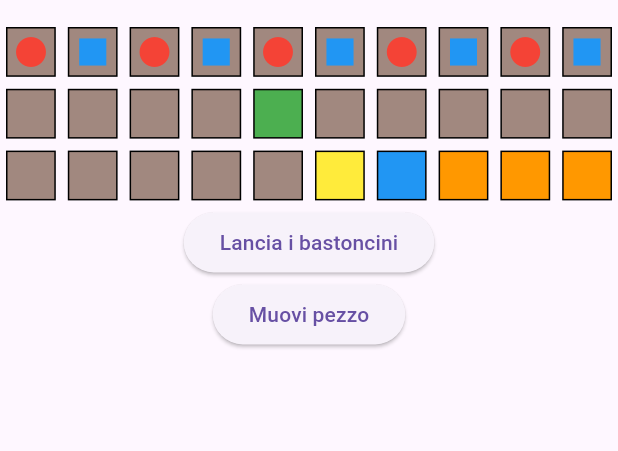
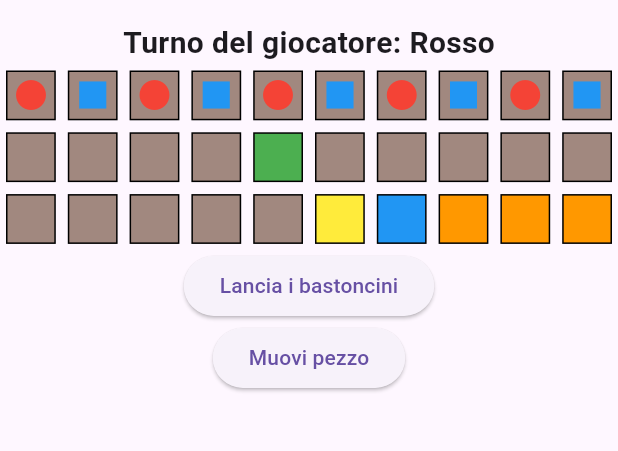
Before and after one commit to BlackWolf00/Senet-Game, a Flutter app: the screen it shows after launch, on a phone screen of 412 x 824 dp, the part 63-514 px from its top. Run offline on Flutter 3.47's test engine with Material 3 defaults, Android fonts, the phone set to English and light mode, and no system bars.

Commit message:
added title to see player's turn

```diff
--- a/lib/main.dart
+++ b/lib/main.dart
@@ -89,6 +89,10 @@ class _SenetAppState extends State<SenetApp> {
         appBar: AppBar(title: Text('Senet')),
         body: Column(
           children: [
+            Text(
+              'Turno del giocatore: ${currentPlayer == 1 ? "Rosso" : "Blu"}',
+              style: TextStyle(fontSize: 20, fontWeight: FontWeight.bold),
+            ),
             GridView.builder(
               shrinkWrap: true,
               gridDelegate: SliverGridDelegateWithFixedCrossAxisCount(
```
